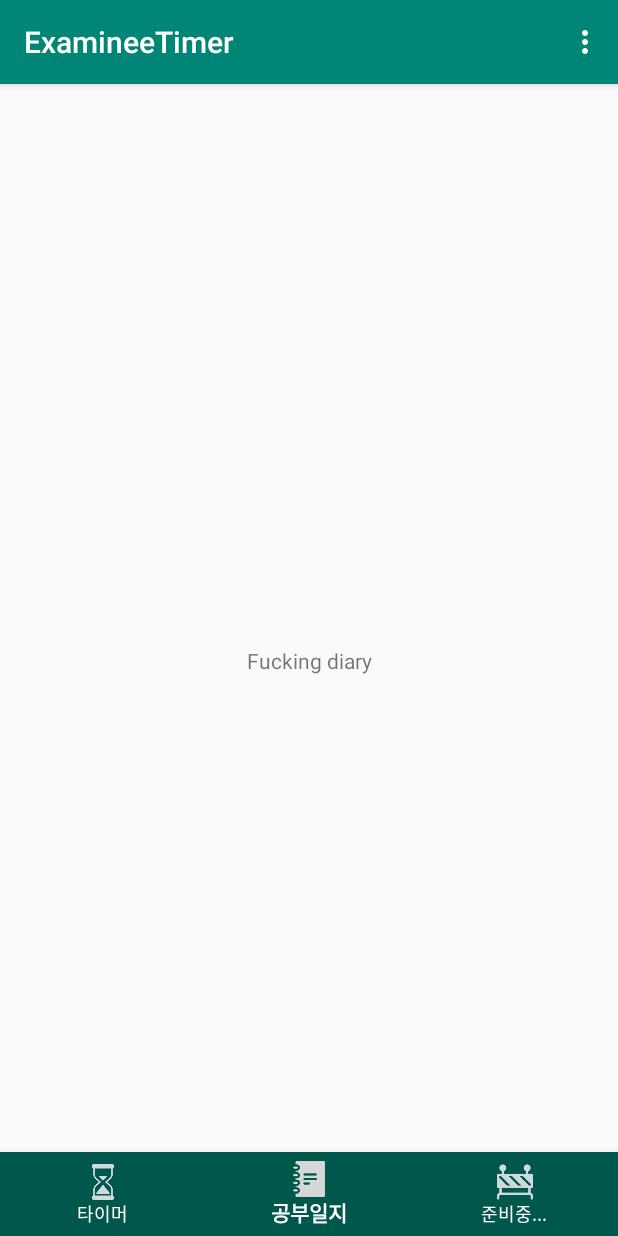
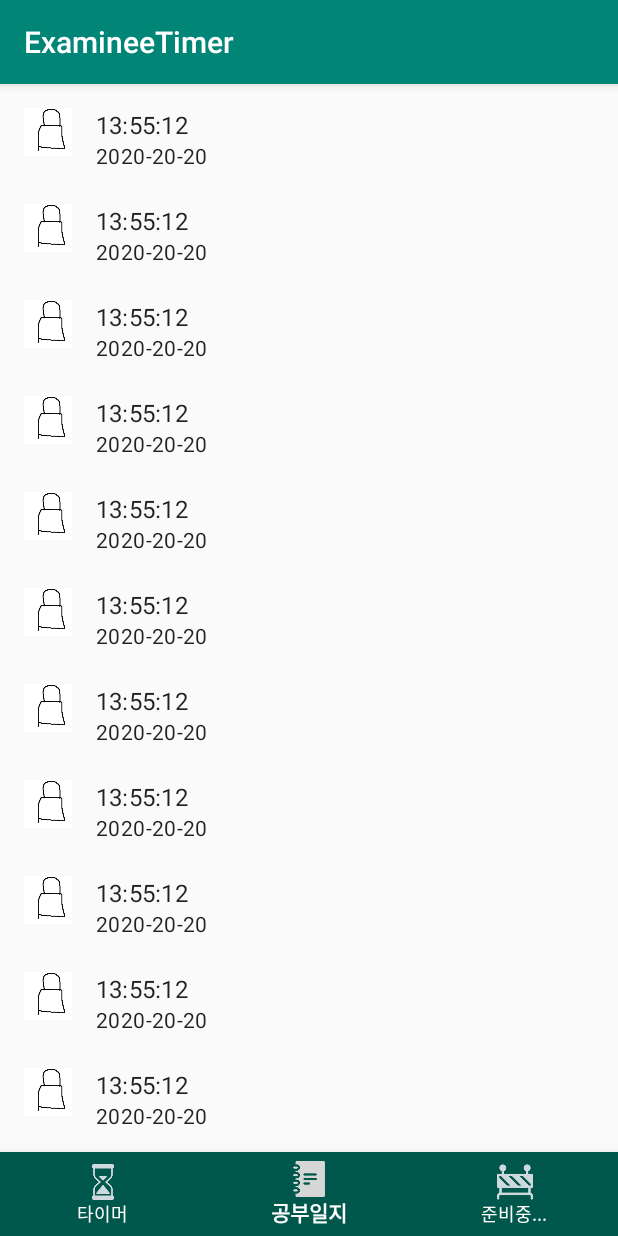
Before and after one commit to Voo-Up/GenuineTimer, an Android app: the screen it shows after launch (MainActivity), item 2 of the bottom bar chosen, on a phone screen of 412 x 824 dp. Run offline under Robolectric (Android 15) with nearby library versions, the phone set to English and light mode, and no system bars.

Commit message:
일단 리스트 와꾸 잡긴함
리스트 와꾸 잡음

```diff
--- a/AndroidProject/ExamineeTimer/app/build.gradle
+++ b/AndroidProject/ExamineeTimer/app/build.gradle
@@ -27,6 +27,7 @@ dependencies {
     implementation fileTree(dir: 'libs', include: ['*.jar'])
     implementation 'androidx.appcompat:appcompat:1.0.2'
     implementation 'androidx.constraintlayout:constraintlayout:1.1.3'
+    implementation 'androidx.recyclerview:recyclerview:1.1.0'
     implementation 'com.ncorti:slidetoact:0.7.0'
     implementation 'com.google.android.material:material:1.1.0'
     testImplementation 'junit:junit:4.12'
--- a/AndroidProject/ExamineeTimer/app/src/main/java/com/example/examineetimer/DiaryFragment.java
+++ b/AndroidProject/ExamineeTimer/app/src/main/java/com/example/examineetimer/DiaryFragment.java
@@ -1,21 +1,101 @@
 package com.example.examineetimer;
 
 import android.os.Bundle;
+import android.util.Log;
 import android.view.LayoutInflater;
 import android.view.View;
 import android.view.ViewGroup;
+import android.widget.TextView;
 
 import androidx.annotation.NonNull;
 import androidx.annotation.Nullable;
 import androidx.fragment.app.Fragment;
+import androidx.recyclerview.widget.LinearLayoutManager;
+import androidx.recyclerview.widget.RecyclerView;
+
+import java.util.ArrayList;
 
 public class DiaryFragment extends Fragment {
 
+    final private String TAG = "DiaryFragment";
     public DiaryFragment(){}
     @Nullable
     @Override
     public View onCreateView(@NonNull LayoutInflater inflater, @Nullable ViewGroup container, @Nullable Bundle savedInstanceState) {
         //return super.onCreateView(inflater, container, savedInstanceState);
-        return inflater.inflate(R.layout.fragment_diary, container, false);
+        View v = inflater.inflate(R.layout.fragment_diary, container, false);
+
+        RecyclerView mRecyclerView = (RecyclerView) v.findViewById(R.id.recyclerview_main_list);
+
+        ArrayList<DiaryListDO> arrayList = new ArrayList<>();
+        //make dummy
+        for(int i=0; i<30; i++){
+            DiaryListDO d = new DiaryListDO("13:55:12", "2020-20-20");
+            arrayList.add(d);
+        }
+
+        mRecyclerView.setLayoutManager(new LinearLayoutManager(getContext()));
+
+        CustomAdapter adapter = new CustomAdapter(arrayList);
+        mRecyclerView.setAdapter(adapter);
+
+
+        adapter.notifyDataSetChanged();
+
+        return v;
+    }
+
+    public class CustomAdapter extends RecyclerView.Adapter<CustomAdapter.CustomViewHolder> {
+
+        private ArrayList<DiaryListDO> mList;
+
+        public class CustomViewHolder extends RecyclerView.ViewHolder {
+            protected TextView tvStudyTime;
+            protected TextView tvStudyDate;
+
+
+            public CustomViewHolder(View view) {
+                super(view);
+                this.tvStudyTime = (TextView) view.findViewById(R.id.mtrl_list_item_text);
+                this.tvStudyDate = (TextView) view.findViewById(R.id.mtrl_list_item_secondary_text);
+            }
+        }
+
+
+        public CustomAdapter(ArrayList<DiaryListDO> list) {
+            this.mList = list;
+        }
+
+
+
+        @Override
+        public CustomViewHolder onCreateViewHolder(ViewGroup viewGroup, int viewType) {
+
+            View view = LayoutInflater.from(viewGroup.getContext())
+                    .inflate(R.layout.material_list_item_two_line, viewGroup, false);
+
+            CustomViewHolder viewHolder = new CustomViewHolder(view);
+
+            return viewHolder;
+        }
+
+        @Override
+        public void onBindViewHolder(@NonNull CustomViewHolder viewholder, int position) {
+            /*
+            viewholder.tvStudyTime.setTextSize(TypedValue.COMPLEX_UNIT_SP, 25);
+            viewholder.tvStudyDate.setTextSize(TypedValue.COMPLEX_UNIT_SP, 25);
+
+            viewholder.tvStudyTime.setGravity(Gravity.CENTER);
+            viewholder.tvStudyDate.setGravity(Gravity.CENTER);
+             */
+            viewholder.tvStudyTime.setText(mList.get(position).getStudyTime());
+            viewholder.tvStudyDate.setText(mList.get(position).getStudyDate());
+        }
+
+        @Override
+        public int getItemCount() {
+            return (null != mList ? mList.size() : 0);
+        }
+
     }
 }
--- /dev/null
+++ b/AndroidProject/ExamineeTimer/app/src/main/java/com/example/examineetimer/DiaryListDO.java
@@ -0,0 +1,27 @@
+package com.example.examineetimer;
+
+public class DiaryListDO {
+    private String studyTime;
+    private String studyDate;
+
+    public String getStudyTime() {
+        return studyTime;
+    }
+
+    public void setStudyTime(String studyTime) {
+        this.studyTime = studyTime;
+    }
+
+    public String getStudyDate() {
+        return studyDate;
+    }
+
+    public void setStudyDate(String studyDate) {
+        this.studyDate = studyDate;
+    }
+
+    public DiaryListDO(String studyTime, String studyDate) {
+        this.studyTime = studyTime;
+        this.studyDate = studyDate;
+    }
+}
--- a/AndroidProject/ExamineeTimer/app/src/main/java/com/example/examineetimer/MainActivity.java
+++ b/AndroidProject/ExamineeTimer/app/src/main/java/com/example/examineetimer/MainActivity.java
@@ -77,15 +77,4 @@ public class MainActivity extends AppCompatActivity {
             }
         });
     }
-
-    @Override
-    public boolean onCreateOptionsMenu(Menu menu) {
-        getMenuInflater().inflate(R.menu.menu_bot_navigation_items, menu);
-
-        if(menu instanceof MenuBuilder){
-            MenuBuilder m = (MenuBuilder) menu;
-            m.setOptionalIconsVisible(true);
-        }
-        return super.onCreateOptionsMenu(menu);
-    }
 }
--- /dev/null
+++ b/AndroidProject/ExamineeTimer/app/src/main/res/color/mtrl_list_item_tint.xml
@@ -0,0 +1,19 @@
+<?xml version="1.0" encoding="utf-8"?>
+<!--
+  Copyright 2019 The Android Open Source Project
+  Licensed under the Apache License, Version 2.0 (the "License");
+  you may not use this file except in compliance with the License.
+  You may obtain a copy of the License at
+      https://www.apache.org/licenses/LICENSE-2.0
+  Unless required by applicable law or agreed to in writing, software
+  distributed under the License is distributed on an "AS IS" BASIS,
+  WITHOUT WARRANTIES OR CONDITIONS OF ANY KIND, either express or implied.
+  See the License for the specific language governing permissions and
+  limitations under the License.
+  -->
+
+<selector xmlns:android="http://schemas.android.com/apk/res/android">
+
+    <item android:alpha="0.87" android:color="?attr/colorOnSurface"/>
+
+</selector>
--- a/AndroidProject/ExamineeTimer/app/src/main/res/layout/fragment_diary.xml
+++ b/AndroidProject/ExamineeTimer/app/src/main/res/layout/fragment_diary.xml
@@ -5,13 +5,18 @@
     android:layout_height="match_parent"
     tools:context=".MainActivity">
 
-    <TextView
-        android:layout_width="wrap_content"
-        android:layout_height="wrap_content"
-        android:text="Fucking diary"
+    <androidx.recyclerview.widget.RecyclerView
+        android:id="@+id/recyclerview_main_list"
+        android:layout_width="match_parent"
+        android:layout_height="0dp"
+        app:layout_constraintVertical_weight="9"
         app:layout_constraintTop_toTopOf="parent"
         app:layout_constraintBottom_toBottomOf="parent"
         app:layout_constraintEnd_toEndOf="parent"
-        app:layout_constraintStart_toStartOf="parent" />
+        app:layout_constraintStart_toStartOf="parent"
+        android:scrollbarFadeDuration="0"
+        android:scrollbarSize="5dp"
+        android:scrollbarThumbVertical="@android:color/darker_gray"
+        android:scrollbars="vertical"/>
 
 </androidx.constraintlayout.widget.ConstraintLayout>
--- /dev/null
+++ b/AndroidProject/ExamineeTimer/app/src/main/res/layout/material_list_item_two_line.xml
@@ -0,0 +1,55 @@
+<?xml version="1.0" encoding="utf-8"?>
+<!--
+  ~ Copyright (C) 2019 The Android Open Source Project
+  ~
+  ~ Licensed under the Apache License, Version 2.0 (the "License");
+  ~ you may not use this file except in compliance with the License.
+  ~ You may obtain a copy of the License at
+  ~
+  ~      http://www.apache.org/licenses/LICENSE-2.0
+  ~
+  ~ Unless required by applicable law or agreed to in writing, software
+  ~ distributed under the License is distributed on an "AS IS" BASIS,
+  ~ WITHOUT WARRANTIES OR CONDITIONS OF ANY KIND, either express or implied.
+  ~ See the License for the specific language governing permissions and
+  ~ limitations under the License.
+-->
+<RelativeLayout xmlns:android="http://schemas.android.com/apk/res/android"
+    android:layout_width="match_parent"
+    android:layout_height="wrap_content"
+    android:background="?attr/selectableItemBackground"
+    android:minHeight="64dp">
+
+    <ImageView
+        android:id="@+id/mtrl_list_item_icon"
+        android:layout_width="64dp"
+        android:layout_height="64dp"
+        android:src="@drawable/ic_locked"
+        android:padding="16dp"/>
+
+    <TextView
+        android:id="@+id/mtrl_list_item_text"
+        android:layout_width="match_parent"
+        android:layout_height="wrap_content"
+        android:layout_toEndOf="@id/mtrl_list_item_icon"
+        android:paddingTop="16dp"
+        android:paddingEnd="16dp"
+        android:maxLines="1"
+        android:text="TEXT LINE NO 1"
+        android:textAppearance="?attr/textAppearanceSubtitle1"
+        android:textColor="@color/mtrl_list_item_tint"/>
+
+    <TextView
+        android:id="@+id/mtrl_list_item_secondary_text"
+        android:layout_width="match_parent"
+        android:layout_height="wrap_content"
+        android:layout_below="@id/mtrl_list_item_text"
+        android:layout_gravity="center_vertical"
+        android:layout_toEndOf="@id/mtrl_list_item_icon"
+        android:paddingEnd="16dp"
+        android:text="TEXT LINE NO 2"
+        android:maxLines="2"
+        android:textAppearance="?attr/textAppearanceBody2"
+        android:textColor="@color/mtrl_list_item_tint"/>
+
+</RelativeLayout>
```
